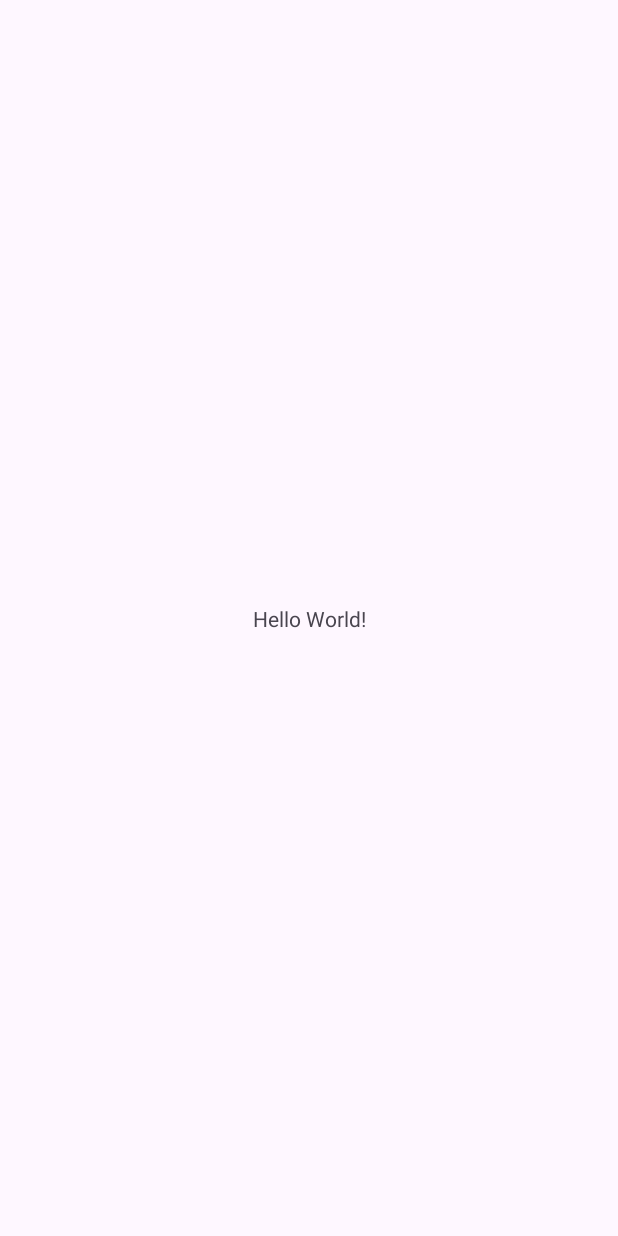
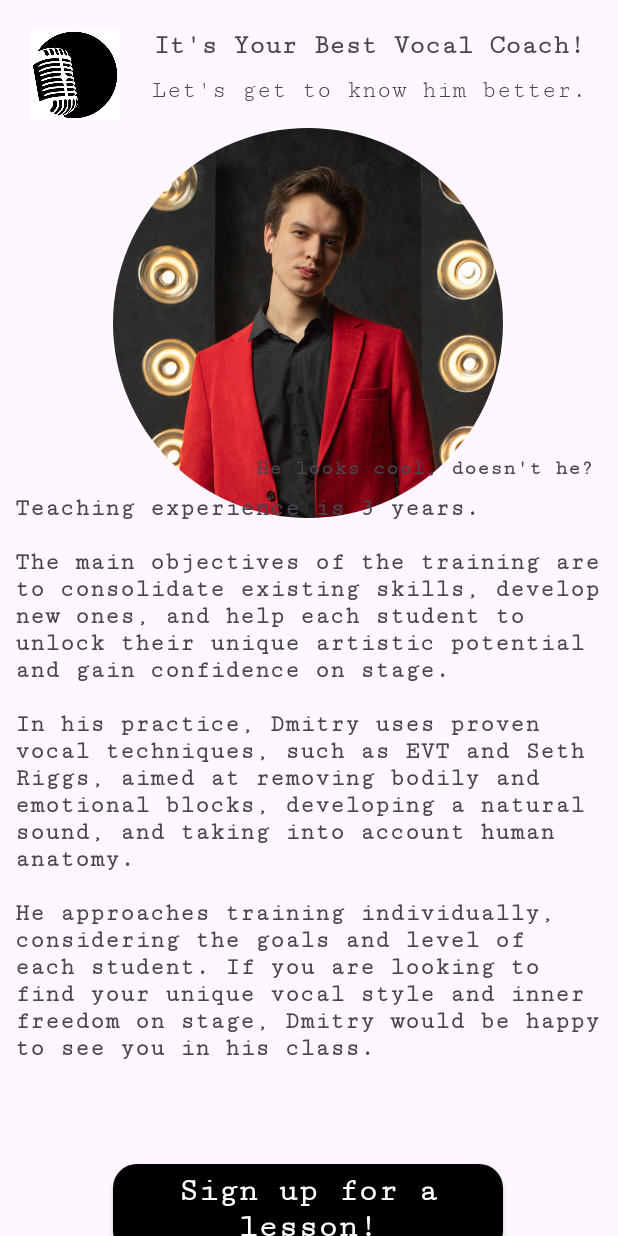
Before and after one commit to SA9RAEL/Vocal, an Android app: the MainActivity screen opened directly, with no data from a screen before it, on a phone screen of 412 x 824 dp. Before the commit the screen is almost empty. Run offline under Robolectric (Android 15) with nearby library versions, the phone set to English and light mode, and no system bars.

```diff
--- a/app/src/main/AndroidManifest.xml
+++ b/app/src/main/AndroidManifest.xml
@@ -12,6 +12,9 @@
         android:supportsRtl="true"
         android:theme="@style/Theme.VocalLessons"
         tools:targetApi="31">
+        <activity
+            android:name=".CongratsActivity"
+            android:exported="false" />
         <activity
             android:name=".LoginUserActivity"
             android:exported="false" />
--- a/app/src/main/java/com/example/vocallessons/MainActivity.kt
+++ b/app/src/main/java/com/example/vocallessons/MainActivity.kt
@@ -1,20 +1,24 @@
 package com.example.vocallessons
 
+import android.content.Intent
 import android.os.Bundle
 import androidx.activity.enableEdgeToEdge
 import androidx.appcompat.app.AppCompatActivity
-import androidx.core.view.ViewCompat
-import androidx.core.view.WindowInsetsCompat
+import com.example.vocallessons.databinding.ActivityMainBinding
 
 class MainActivity : AppCompatActivity() {
+
+    private lateinit var binding: ActivityMainBinding
+
     override fun onCreate(savedInstanceState: Bundle?) {
         super.onCreate(savedInstanceState)
         enableEdgeToEdge()
-        setContentView(R.layout.activity_main)
-        ViewCompat.setOnApplyWindowInsetsListener(findViewById(R.id.main)) { v, insets ->
-            val systemBars = insets.getInsets(WindowInsetsCompat.Type.systemBars())
-            v.setPadding(systemBars.left, systemBars.top, systemBars.right, systemBars.bottom)
-            insets
+        binding = ActivityMainBinding.inflate(layoutInflater)
+        setContentView(binding.root)
+
+        binding.accessBtn.setOnClickListener {
+            startActivity(Intent(this@MainActivity, ConfirmationActivity::class.java))
         }
+
     }
 }
--- /dev/null
+++ b/app/src/main/res/drawable/circle.xml
@@ -0,0 +1,5 @@
+<?xml version="1.0" encoding="utf-8"?>
+<shape xmlns:android="http://schemas.android.com/apk/res/android">
+    <solid android:color="@android:color/transparent" />
+    <corners android:radius="160dp" />
+</shape>
--- a/app/src/main/res/layout/activity_main.xml
+++ b/app/src/main/res/layout/activity_main.xml
@@ -7,13 +7,105 @@
     android:layout_height="match_parent"
     tools:context=".MainActivity">
 
+    <ImageView
+        android:id="@+id/logo"
+        android:layout_width="60dp"
+        android:layout_height="60dp"
+        android:layout_marginStart="20dp"
+        android:layout_marginTop="20dp"
+        app:layout_constraintStart_toStartOf="parent"
+        app:layout_constraintTop_toTopOf="parent"
+        app:srcCompat="@drawable/logo" />
+
     <TextView
+        android:id="@+id/textView10"
         android:layout_width="wrap_content"
         android:layout_height="wrap_content"
-        android:text="Hello World!"
+        android:fontFamily="serif-monospace"
+        android:text="@string/it_s_your_best_vocal_coach"
+        android:textSize="18sp"
+        android:textStyle="bold"
+        app:layout_constraintEnd_toEndOf="parent"
+        app:layout_constraintStart_toEndOf="@+id/logo"
+        app:layout_constraintTop_toTopOf="@+id/logo" />
+
+    <TextView
+        android:id="@+id/textView12"
+        android:layout_width="wrap_content"
+        android:layout_height="wrap_content"
+        android:fontFamily="serif-monospace"
+        android:text="@string/let_s_get_to_know_him_better"
+        android:textSize="16sp"
+        app:layout_constraintBottom_toBottomOf="@+id/logo"
+        app:layout_constraintEnd_toEndOf="parent"
+        app:layout_constraintStart_toEndOf="@+id/logo"
+        app:layout_constraintTop_toBottomOf="@+id/textView10" />
+
+
+    <ImageView
+        android:id="@+id/imageView4"
+        android:layout_width="260dp"
+        android:layout_height="260dp"
+        android:layout_marginTop="16dp"
+        android:background="@drawable/circle"
+        android:clipToOutline="true"
+        android:scaleType="centerCrop"
+        app:layout_constraintEnd_toEndOf="parent"
+        app:layout_constraintHorizontal_bias="0.496"
+        app:layout_constraintStart_toStartOf="parent"
+        app:layout_constraintTop_toBottomOf="@+id/textView12"
+        app:srcCompat="@drawable/teacher_image" />
+
+    <TextView
+        android:id="@+id/textView13"
+        android:layout_width="wrap_content"
+        android:layout_height="wrap_content"
+        android:layout_marginTop="20dp"
+        android:layout_marginEnd="16dp"
+        android:fontFamily="serif-monospace"
+        android:text="@string/he_looks_cool_doesn_t_he"
+        android:textSize="14sp"
+        android:textStyle="bold"
+        app:layout_constraintBottom_toTopOf="@+id/description"
+        app:layout_constraintEnd_toEndOf="parent"
+        app:layout_constraintTop_toBottomOf="@+id/imageView4"
+        app:layout_constraintVertical_bias="0.0" />
+
+    <TextView
+        android:id="@+id/description"
+        android:layout_width="match_parent"
+        android:layout_height="wrap_content"
+        android:paddingStart="10dp"
+        android:paddingEnd="10dp"
+        android:layout_marginTop="10dp"
+        android:layout_marginBottom="52dp"
+        android:fontFamily="serif-monospace"
+        android:text="@string/description_text"
+        android:textSize="16sp"
+        android:textStyle="bold"
+        app:layout_constraintBottom_toTopOf="@+id/access_btn"
+        app:layout_constraintEnd_toEndOf="@id/textView13"
+        app:layout_constraintHorizontal_bias="0.714"
+        app:layout_constraintStart_toStartOf="parent"
+        app:layout_constraintTop_toBottomOf="@id/textView13" />
+
+    <androidx.appcompat.widget.AppCompatButton
+        android:id="@+id/access_btn"
+        android:layout_width="260dp"
+        android:layout_height="60dp"
+        android:layout_marginTop="16dp"
+        android:layout_marginBottom="50dp"
+        android:background="@drawable/black_btn"
+        android:elevation="6dp"
+        android:fontFamily="serif-monospace"
+        android:text="@string/sing_up_for_lesson"
+        android:textAllCaps="false"
+        android:textColor="@color/white"
+        android:textSize="22sp"
+        android:textStyle="bold"
         app:layout_constraintBottom_toBottomOf="parent"
-        app:layout_constraintEnd_toEndOf="parent"
-        app:layout_constraintStart_toStartOf="parent"
-        app:layout_constraintTop_toTopOf="parent" />
+        app:layout_constraintEnd_toEndOf="@+id/imageView4"
+        app:layout_constraintStart_toStartOf="@+id/imageView4"
+        app:layout_constraintTop_toBottomOf="@id/description" />
 
 </androidx.constraintlayout.widget.ConstraintLayout>
--- a/app/src/main/res/layout/activity_splash.xml
+++ b/app/src/main/res/layout/activity_splash.xml
@@ -8,7 +8,7 @@
     tools:context=".SplashActivity">
 
     <ImageView
-        android:id="@+id/imageView"
+        android:id="@+id/logo"
         android:layout_width="190dp"
         android:layout_height="190dp"
         android:layout_marginTop="155dp"
@@ -28,7 +28,7 @@
         android:textStyle="bold"
         app:layout_constraintEnd_toEndOf="parent"
         app:layout_constraintStart_toStartOf="parent"
-        app:layout_constraintTop_toBottomOf="@+id/imageView" />
+        app:layout_constraintTop_toBottomOf="@+id/logo" />
 
     <TextView
         android:id="@+id/textView2"
--- a/app/src/main/res/values/strings.xml
+++ b/app/src/main/res/values/strings.xml
@@ -18,4 +18,16 @@
     <string name="sign_up_with">Sign Up With</string>
     <string name="create_account">Create Account</string>
     <string name="already_have_an_account">Already Have An Account</string>
+    <string name="it_s_your_best_vocal_coach">It\'s Your Best Vocal Coach!</string>
+    <string name="let_s_get_to_know_him_better">Let\'s get to know him better.</string>
+    <string name="he_looks_cool_doesn_t_he">He looks cool, doesn\'t he?</string>
+    <string name="description_text">Teaching experience is 3 years. \n\nThe main objectives of the training are to consolidate existing skills, develop new ones, and help each student to unlock their unique artistic potential and gain confidence on stage.\n\nIn his practice, Dmitry uses proven vocal techniques, such as EVT and Seth Riggs, aimed at removing bodily and emotional blocks, developing a natural sound, and taking into account human anatomy.\n\nHe approaches training individually, considering the goals and level of each student. If you are looking to find your unique vocal style and inner freedom on stage, Dmitry would be happy to see you in his class.</string>
+    <string name="sing_up_for_lesson">Sign up for a lesson!</string>
+    <string name="let_s_choose_date">Choose a date and time.</string>
+    <string name="it_s_almost_done">It\'s almost done!</string>
+    <string name="select_date">Select Date</string>
+    <string name="your_date_is">Your date is...</string>
+    <string name="your_time_is">Your time is...</string>
+    <string name="confirm">Confirm!</string>
+    <string name="select_time">Select time</string>
 </resources>
```
Also changed, not shown: app/src/main/java/com/example/vocallessons/ConfirmationActivity.kt (added, +54 -0 lines), app/src/main/java/com/example/vocallessons/CongratsActivity.kt (added, +20 -0 lines), app/src/main/res/layout/activity_confirmation.xml (added, +125 -0 lines), app/src/main/res/layout/activity_congrats.xml (added, +10 -0 lines), app/src/main/res/drawable/teacher_image.jpg (added).
